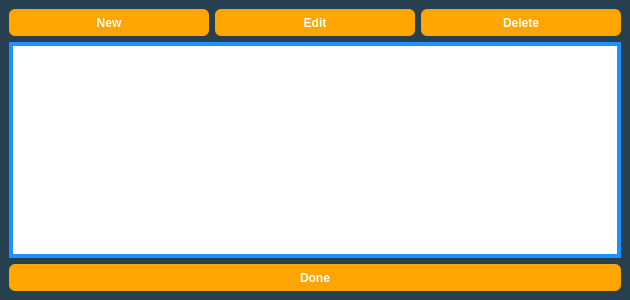
Qt form Forms/Gen4/ProfileManager4.ui (Admiral-Fish/PokeFinder) before a commit.
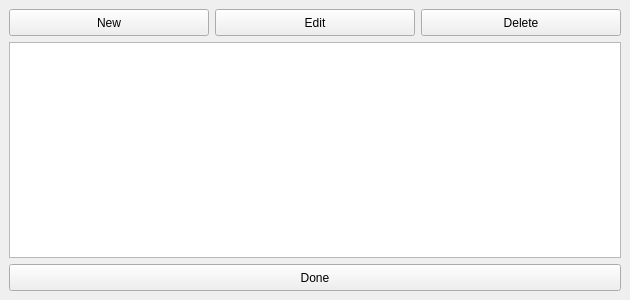
The same form after that commit. Custom widgets are drawn as their Qt base class.

```diff
--- a/Forms/Gen4/ProfileManager4.ui
+++ b/Forms/Gen4/ProfileManager4.ui
@@ -31,32 +31,6 @@
   <property name="windowTitle">
    <string>Profile Manager Gen 4</string>
   </property>
-  <property name="styleSheet">
-   <string notr="true">QMainWindow {
-	background-color: #274050;
-}
-
-QPushButton {
-	border: none;
-	border-radius: 6px;
-	background-color: orange;
-	color: white;
-	font-family: &quot;Myriad Pro&quot;, Montserrat;
-	font-weight: 500;
-}
-
-QTableView {
-	border: 4px solid DodgerBlue;
-}
-
-QHeaderView::section {
-	border: none;
-	background-color: #274050;
-	padding-top: 3px;
-	padding-bottom: 3px;
-	color: white;
-}</string>
-  </property>
   <widget class="QWidget" name="centralwidget">
    <layout class="QGridLayout" name="gridLayout">
     <item row="2" column="0" colspan="3">
```
